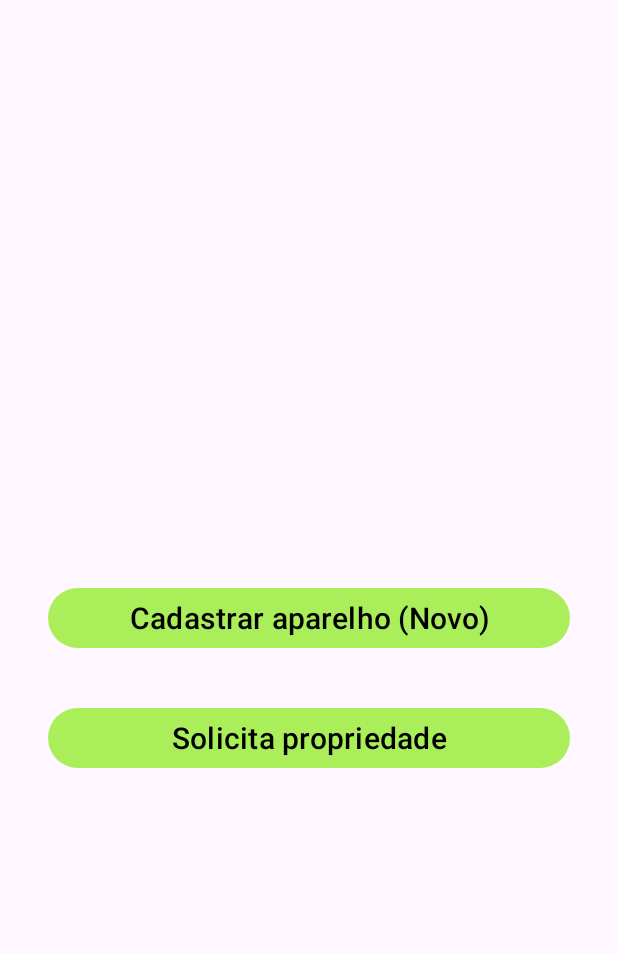
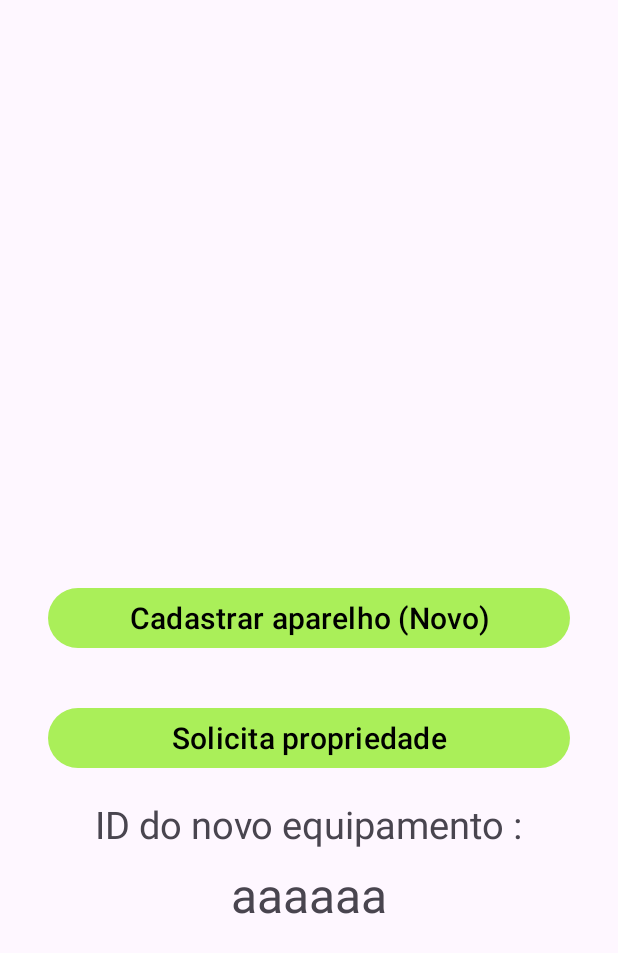
Before and after one commit to adevancomp/TCC-Android-Embarcado-BURI, an Android app: the layout fragment_equipment_register.xml on its own in the app's theme, with its tools: preview values and no code run, on a phone screen of 412 x 824 dp. Shown: the top 953 px of the screen. Run offline under Robolectric (Android 15) with nearby library versions, the phone set to English and light mode, and no system bars.

Commit message:
adiciona na tela de registro o copia e cola de URL da API e geração de id do equipamento

```diff
--- a/app/app/src/main/java/br/edu/uea/buri/data/BuriApi.kt
+++ b/app/app/src/main/java/br/edu/uea/buri/data/BuriApi.kt
@@ -1,6 +1,7 @@
 package br.edu.uea.buri.data
 
 import br.edu.uea.buri.domain.equipment.Equipment
+import br.edu.uea.buri.domain.equipment.EquipmentNewId
 import br.edu.uea.buri.domain.equipment.EquipmentRegister
 import br.edu.uea.buri.domain.measurement.Measurement
 import br.edu.uea.buri.domain.user.User
@@ -24,6 +25,8 @@ interface BuriApi {
     suspend fun saveUserAuth(@Body user: UserRegister) : Response<User>
     @POST("/auth")
     suspend fun loginUserAuth(@Body user: UserLogin) : Response<UserAuth>
+    @GET("/auth/generateId")
+    suspend fun generateId() : Response<EquipmentNewId>
     @GET("/user/{userId}")
     suspend fun getUserById(@Path("userId") userId: UUID) : Response<User>
     @DELETE("/user/{userId}")
--- a/app/app/src/main/java/br/edu/uea/buri/screens/MainViewModel.kt
+++ b/app/app/src/main/java/br/edu/uea/buri/screens/MainViewModel.kt
@@ -14,8 +14,6 @@ class MainViewModel @Inject constructor(
     private val _authenticated = MutableLiveData<Boolean>(false)
     val authenticated : LiveData<Boolean> = _authenticated
     val isConnected: LiveData<Boolean> = repo.isConnected.asLiveData()
-    private val _buriWifiConnected = MutableLiveData<Boolean>(false)
-    val buriWifiConnected : LiveData<Boolean> = repo.isBuriWifiConnected.asLiveData()
     fun authenticate(){
         _authenticated.value= true
     }
--- a/app/app/src/main/res/layout/fragment_equipment_register.xml
+++ b/app/app/src/main/res/layout/fragment_equipment_register.xml
@@ -1,6 +1,7 @@
 <?xml version="1.0" encoding="utf-8"?>
 <androidx.constraintlayout.widget.ConstraintLayout xmlns:android="http://schemas.android.com/apk/res/android"
     xmlns:app="http://schemas.android.com/apk/res-auto"
+    xmlns:tools="http://schemas.android.com/tools"
     android:layout_width="match_parent"
     android:layout_height="match_parent">
 
@@ -28,4 +29,30 @@
         app:layout_constraintStart_toStartOf="@id/btNewEquipment"
         app:layout_constraintTop_toBottomOf="@id/btNewEquipment" />
 
+    <TextView
+        android:id="@+id/tvNewId"
+        android:layout_width="wrap_content"
+        android:layout_height="wrap_content"
+        android:layout_marginTop="16dp"
+        android:text="@string/label_new_Id"
+        android:textSize="25sp"
+        android:visibility="gone"
+        app:layout_constraintEnd_toEndOf="parent"
+        app:layout_constraintStart_toStartOf="parent"
+        app:layout_constraintTop_toBottomOf="@id/btChangeOwner"
+        tools:visibility="visible" />
+
+    <TextView
+        android:id="@+id/tvNewIdValue"
+        android:layout_width="wrap_content"
+        android:layout_height="wrap_content"
+        android:layout_marginTop="8dp"
+        android:textSize="32sp"
+        android:visibility="gone"
+        app:layout_constraintEnd_toEndOf="@id/tvNewId"
+        app:layout_constraintStart_toStartOf="@id/tvNewId"
+        app:layout_constraintTop_toBottomOf="@id/tvNewId"
+        tools:text="aaaaaa"
+        tools:visibility="visible" />
+
 </androidx.constraintlayout.widget.ConstraintLayout>
--- a/app/app/src/main/res/values/strings.xml
+++ b/app/app/src/main/res/values/strings.xml
@@ -26,4 +26,5 @@
     <string name="register_equipment">Cadastrar aparelho (Novo)</string>
     <string name="change_owner">Cadastrar aparelho (Novo)</string>
     <string name="sl">Solicita propriedade</string>
+    <string name="label_new_Id">ID do novo equipamento :</string>
 </resources>
```
Also changed, not shown: app/app/src/main/java/br/edu/uea/buri/domain/equipment/EquipmentNewId.kt (added, +7 -0 lines), app/app/src/main/java/br/edu/uea/buri/screens/equipment/register/EqpRegisterViewModel.kt (added, +33 -0 lines), app/app/src/main/java/br/edu/uea/buri/screens/equipment/register/EquipmentRegisterFragment.kt (+23 -22 lines).
